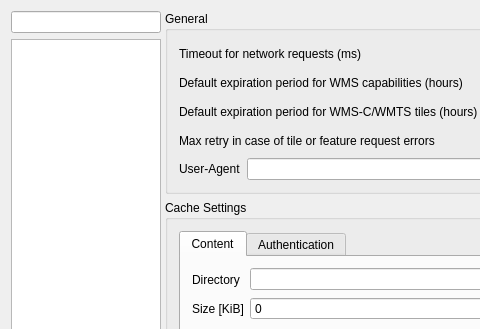
This is src/ui/qgsoptionsbase.ui in qgis/QGIS as Qt 5 draws it before an edit; both pictures show x 0 to 480 and y 0 to 329 of the 1029 by 734 pixel window. The edited form follows.
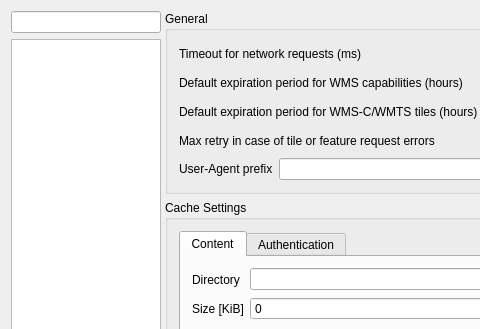
This is the edited form. The open tabs and pages were chosen to show the change. Icons and pictures are not drawn. Custom widgets are drawn as their Qt base class.

Commit message: Add precision to user-agent behavior

Diff of the .ui file:
```diff
--- a/src/ui/qgsoptionsbase.ui
+++ b/src/ui/qgsoptionsbase.ui
@@ -4828,7 +4828,10 @@
                     <item>
                      <widget class="QLabel" name="lblUserAgent">
                       <property name="text">
-                       <string>User-Agent</string>
+                       <string>User-Agent prefix</string>
+                      </property>
+                      <property name="toolTip">
+                       <string>The filled value will be appended the QGIS version and the OS, e.g. "Mozilla/5.0 QGIS/33801/Ubuntu 22.04.4 LTS"</string>
                       </property>
                      </widget>
                     </item>
```
